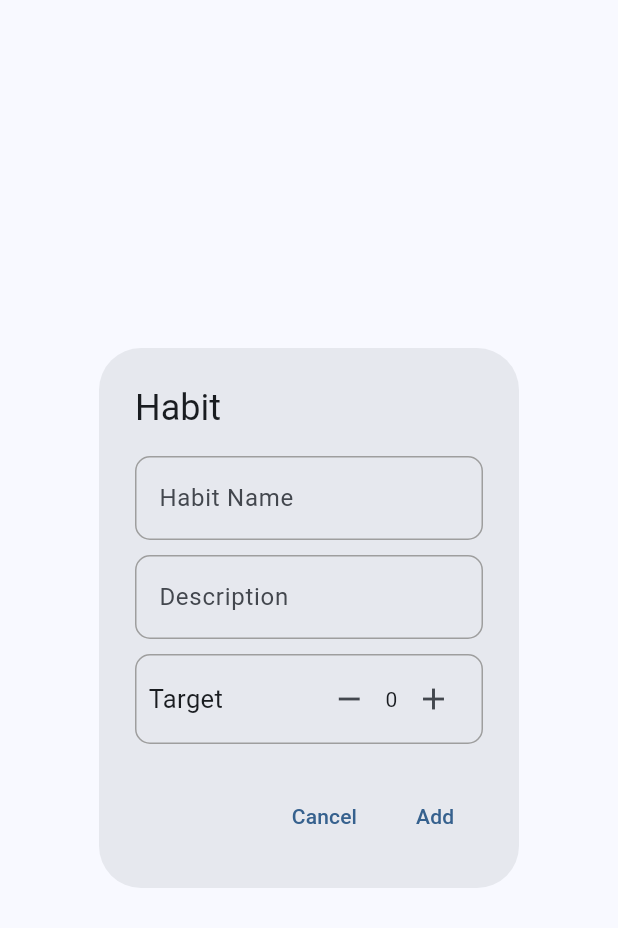
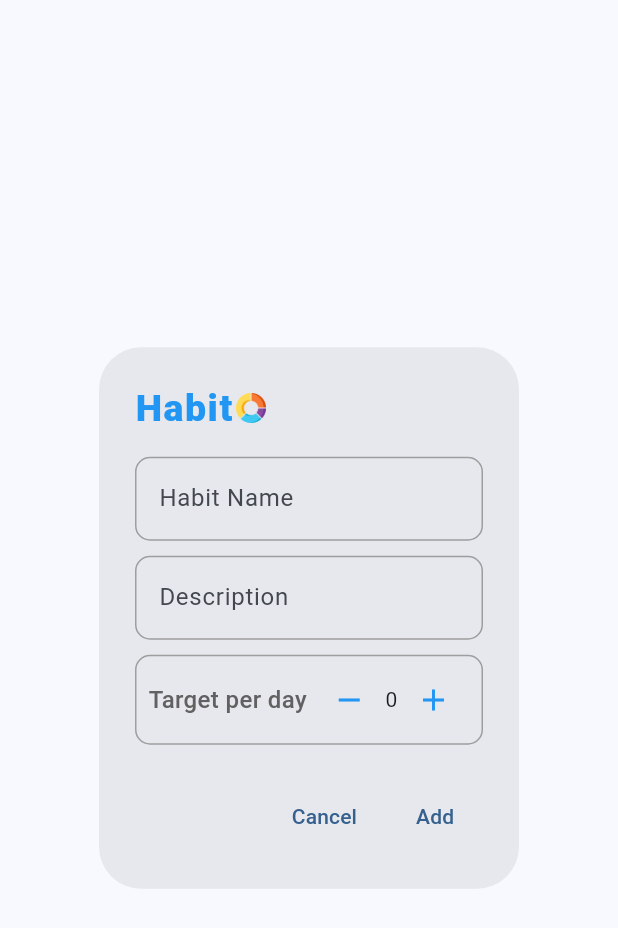
Before and after one commit to Aman-Sirmaur19/Habito-Habit_Tracker_App, a Flutter app: the NewHabit widget shown alone on an empty page, opened directly, on a phone screen of 412 x 824 dp. Shown: the top 928 px of the screen. Run offline on Flutter 3.47's test engine with Material 3 defaults, Android fonts, the phone set to English and light mode, and no system bars; our stand-ins replace flutter_heatmap_calendar, hive, hive_flutter; accounts and stored records are empty.

Commit message:
Updated UI.

```diff
--- a/lib/main.dart
+++ b/lib/main.dart
@@ -33,7 +33,7 @@ class BaseWidget extends InheritedWidget {
 
   static BaseWidget of(BuildContext context) {
     final BaseWidget? result =
-    context.dependOnInheritedWidgetOfExactType<BaseWidget>();
+        context.dependOnInheritedWidgetOfExactType<BaseWidget>();
     assert(result != null, 'No BaseWidget found in context');
     return result!;
   }
@@ -56,6 +56,9 @@ class MyApp extends StatelessWidget {
       title: 'HABITO',
       theme: ThemeData(
         colorScheme: ColorScheme.fromSeed(seedColor: Colors.blue),
+        iconButtonTheme: IconButtonThemeData(
+            style: ButtonStyle(
+                foregroundColor: MaterialStateProperty.all(Colors.blue))),
         useMaterial3: true,
       ),
       home: const HomeScreen(),
--- /dev/null
+++ b/lib/widgets/app_name.dart
@@ -0,0 +1,23 @@
+import 'package:flutter/material.dart';
+
+class AppName extends StatelessWidget {
+  const AppName({super.key});
+
+  @override
+  Widget build(BuildContext context) {
+    return Row(
+      mainAxisSize: MainAxisSize.min,
+      children: [
+        const Text('Habit',
+            style: TextStyle(
+              color: Colors.blue,
+              letterSpacing: 1,
+              fontSize: 25,
+              fontWeight: FontWeight.w800,
+            )),
+        const SizedBox(width: 2),
+        Image.asset('assets/images/pie-chart.png', width: 20),
+      ],
+    );
+  }
+}
--- a/lib/widgets/new_habit.dart
+++ b/lib/widgets/new_habit.dart
@@ -4,6 +4,7 @@ import 'package:flutter/material.dart';
 
 import '../main.dart';
 import '../models/habit.dart';
+import 'app_name.dart';
 import 'dialogs.dart';
 
 class NewHabit extends StatefulWidget {
@@ -100,7 +101,7 @@ class _NewHabitState extends State<NewHabit> {
   @override
   Widget build(BuildContext context) {
     return AlertDialog(
-      title: const Text('Habit'),
+      title: const AppName(),
       content: Column(
         mainAxisSize: MainAxisSize.min,
         children: [
@@ -138,7 +139,12 @@ class _NewHabitState extends State<NewHabit> {
             child: Row(
               mainAxisAlignment: MainAxisAlignment.spaceBetween,
               children: [
-                const Text('Target', style: TextStyle(fontSize: 17)),
+                Text('Target per day',
+                    style: TextStyle(
+                      fontSize: 16,
+                      fontWeight: FontWeight.w500,
+                      color: Colors.grey.shade700,
+                    )),
                 Row(
                   mainAxisSize: MainAxisSize.min,
                   children: [
```
Also changed, not shown: assets/images/calender.png (added), assets/images/icon.png (added), assets/images/pie-chart.png (added), assets/images/waiting.png (deleted).
